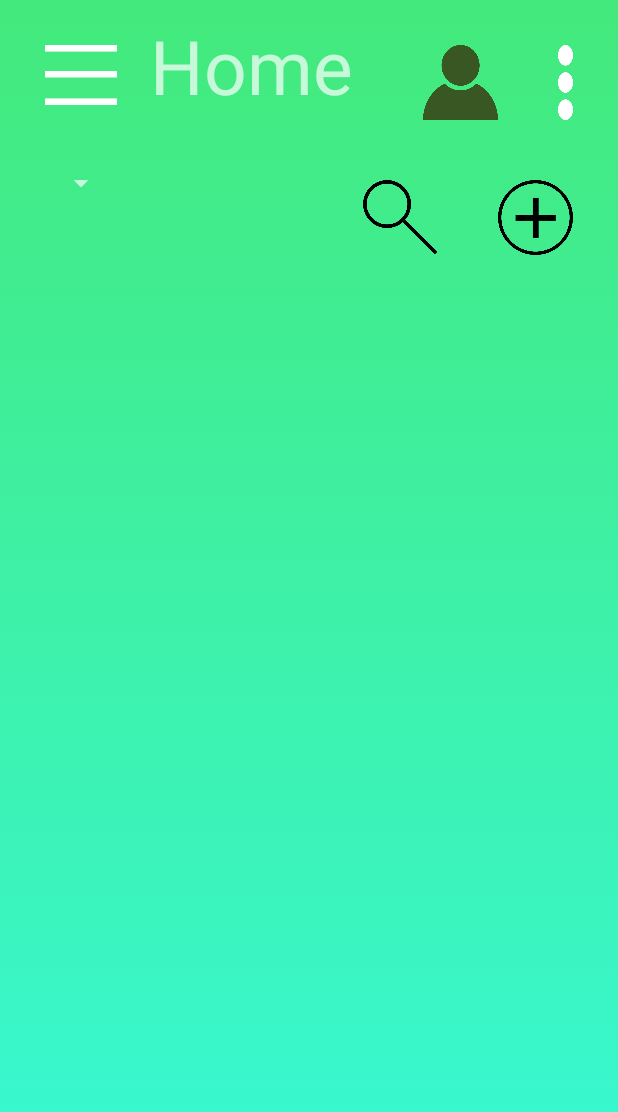
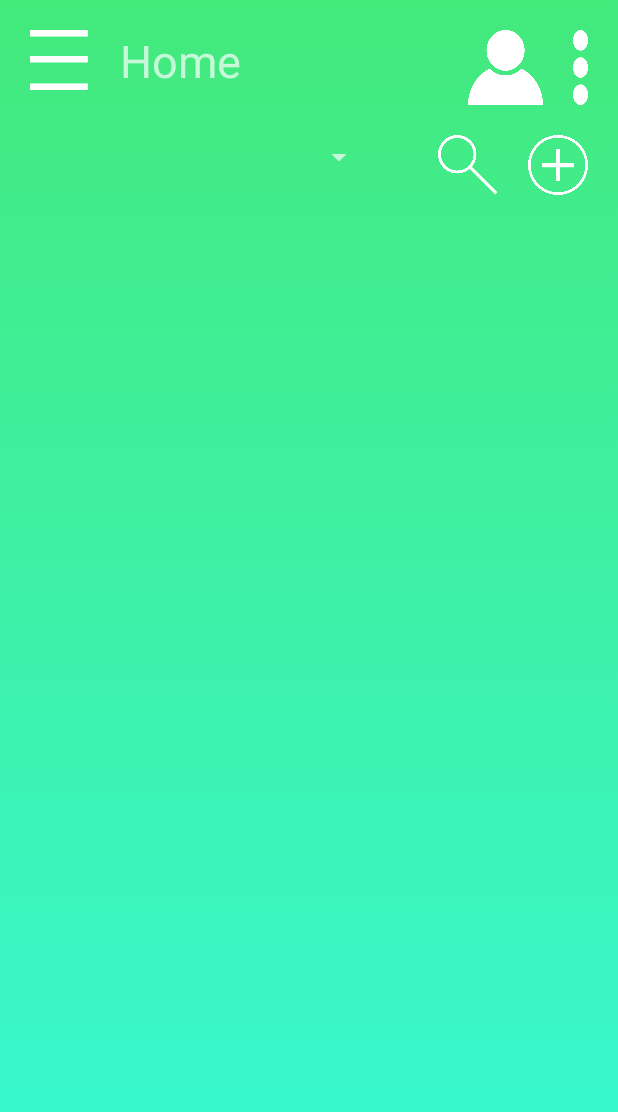
Before and after one commit to jmlcomia-ust/severinaSystem, an Android app: the DashboardInventory screen opened directly, with no data from a screen before it, on a phone screen of 412 x 824 dp. Shown: the top 1112 px of the screen. Run offline under Robolectric (Android 15) with nearby library versions, the phone set to English and light mode, and no system bars.

Commit message:
error-free code

```diff
--- a/app/src/main/java/com/example/testois/LoginActivity.java
+++ b/app/src/main/java/com/example/testois/LoginActivity.java
@@ -46,7 +46,7 @@ public class LoginActivity extends AppCompatActivity {
         } else if (null != checkUser(user, pass)) {
             String userFromDb = checkUser(user, pass);
 
-            Intent i = new Intent(getApplicationContext(), ViewInventory.class);
+            Intent i = new Intent(getApplicationContext(), DashboardInventory.class);
             i.putExtra("uname", userFromDb);
             startActivity(i);
         } else {
@@ -58,7 +58,8 @@ public class LoginActivity extends AppCompatActivity {
     }
 
     public  void  passby() {
-        Toast.makeText(this, "Should go to Summary of Orders seen by courier", Toast.LENGTH_SHORT).show();
+        Intent i = new Intent(getApplicationContext(), DashboardOrders.class);
+        startActivity(i);
     }
 
     public String checkUser(String name, String pass)
--- a/app/src/main/res/layout/activity_dashboard_inventory.xml
+++ b/app/src/main/res/layout/activity_dashboard_inventory.xml
@@ -8,6 +8,7 @@
     android:background="@drawable/gradient_background">
 
     <RelativeLayout
+        android:id="@+id/layout1"
         android:layout_width="match_parent"
         android:layout_height="match_parent"
         android:padding="10dp"
@@ -15,73 +16,76 @@
 
         <Button
             android:id="@+id/menu"
-            android:layout_width="50dp"
+            android:layout_width="40dp"
             android:layout_height="40dp"
-            android:background="@drawable/menu"
-            android:layout_margin="20dp">
-        </Button>
+            android:layout_margin="10sp"
+            android:layout_marginStart="10sp"
+            android:layout_marginTop="10sp"
+            android:layout_marginEnd="10sp"
+            android:layout_marginBottom="10sp"
+            android:background="@drawable/menu" />
 
         <TextView
             android:id="@+id/home"
             android:layout_width="wrap_content"
             android:layout_height="wrap_content"
-            android:layout_toRightOf="@id/menu"
+            android:layout_margin="10sp"
+            android:layout_toEndOf="@id/menu"
             android:text="Home"
-            android:textSize="50sp"></TextView>
-
+            android:textSize="30dp"/>
         <Button
             android:id="@+id/profile"
             android:layout_width="50dp"
             android:layout_height="50dp"
-            android:layout_marginStart="20sp"
-            android:layout_marginTop="20sp"
-            android:layout_marginEnd="20sp"
-            android:layout_marginBottom="20sp"
-            android:layout_toLeftOf="@id/settings"
-            android:background="@drawable/profile"></Button>
+            android:layout_margin="10sp"
+            android:background="@drawable/profile"
+            android:backgroundTint="@color/white"
+            android:layout_toStartOf="@id/settings"/>
 
         <Button
             android:id="@+id/settings"
             android:layout_width="10dp"
             android:layout_height="50dp"
-            android:layout_alignParentEnd="true"
-            android:layout_marginStart="20sp"
-            android:layout_marginTop="20sp"
-            android:layout_marginEnd="20sp"
-            android:layout_marginBottom="20sp"
-            android:background="@drawable/ic_setting"></Button>
+            android:layout_margin="10sp"
+            android:background="@drawable/ic_setting"
+            android:layout_alignParentEnd="true" />
 
         <Button
             android:id="@+id/add_item"
-            android:layout_width="50dp"
-            android:layout_height="50dp"
+            android:layout_width="40dp"
+            android:layout_height="40dp"
             android:background="@drawable/add_item"
+            android:backgroundTint="@color/white"
             android:layout_alignParentEnd="true"
             android:layout_below="@id/settings"
-            android:layout_margin="20sp">
+            android:layout_margin="10dp">
         </Button>
 
         <Button
             android:id="@+id/search"
-            android:layout_width="50dp"
-            android:layout_height="50dp"
+            android:layout_width="40dp"
+            android:layout_height="40dp"
+            android:layout_below="@id/profile"
+            android:layout_margin="10dp"
+            android:layout_toLeftOf="@id/add_item"
             android:background="@drawable/search"
-            android:layout_toLeftOf="@id/add_item"
-            android:layout_below="@id/profile"
-            android:layout_margin="20dp">
-        </Button>
+            android:backgroundTint="@color/white"/>
 
         <Spinner
             android:id="@+id/options"
+            android:layout_width="230sp"
+            android:layout_height="50sp"
+            android:layout_below="@id/menu"
+            android:layout_margin="10dp">
+        </Spinner>
+        <ScrollView
             android:layout_width="wrap_content"
             android:layout_height="wrap_content"
-            android:layout_below="@id/menu"
-            android:layout_margin="20dp">
-        </Spinner>
-
+            android:layout_below="@id/options">
         <androidx.recyclerview.widget.RecyclerView
             android:id="@+id/inventoryRV"
             android:layout_width="match_parent"
-            android:layout_height="match_parent" />
+            android:layout_height="wrap_content" />
+        </ScrollView>
     </RelativeLayout>
 </androidx.constraintlayout.widget.ConstraintLayout>
--- a/app/src/main/res/layout/activity_view_inventory.xml
+++ b/app/src/main/res/layout/activity_view_inventory.xml
@@ -65,8 +65,8 @@
             android:layout_width="match_parent"
             android:layout_height="match_parent"
             >
-        <androidx.recyclerview.widget.RecyclerView
-            android:id="@+id/inventoryRV"
+        <ListView
+            android:id="@+id/lstInventory"
             android:layout_width="match_parent"
             android:layout_height="match_parent"
             />
```
Also changed, not shown: app/src/main/java/com/example/testois/ViewInventory.java (+7 -23 lines), app/src/main/res/layout/activity_dashboard_orders.xml (+31 -33 lines), app/src/main/res/layout/spinner_dropdown_list.xml (added, +10 -0 lines).
